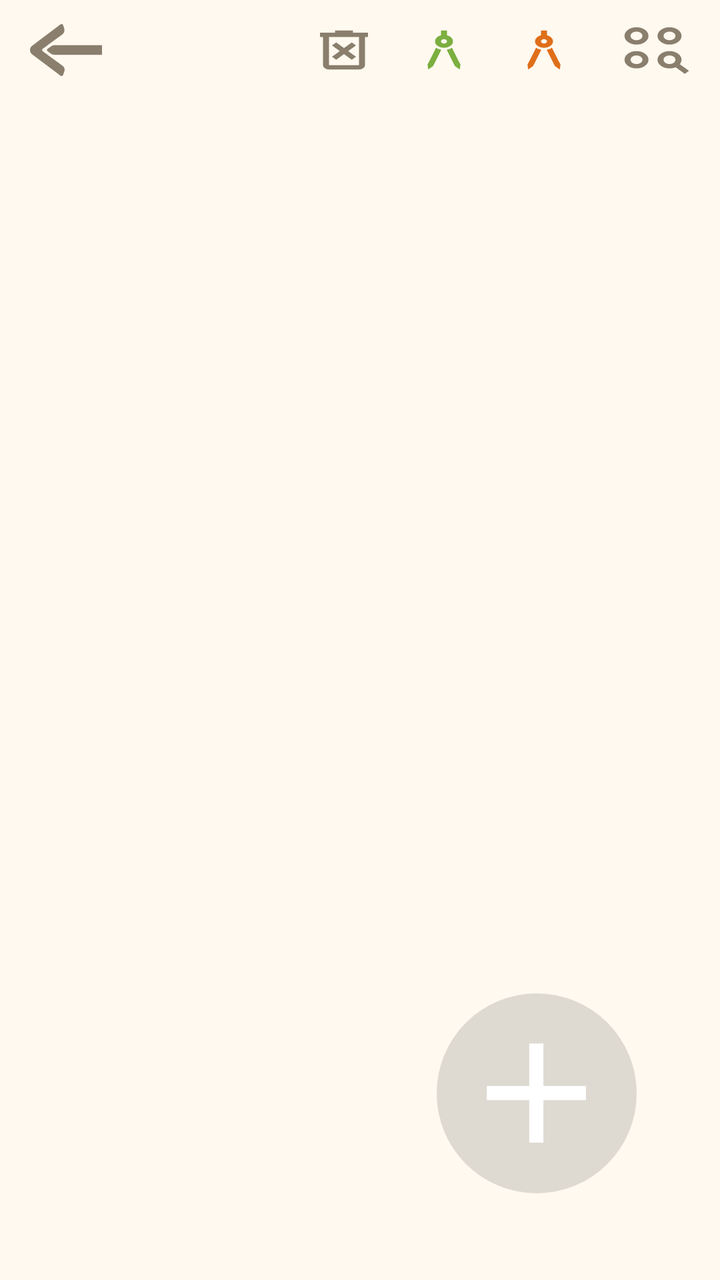
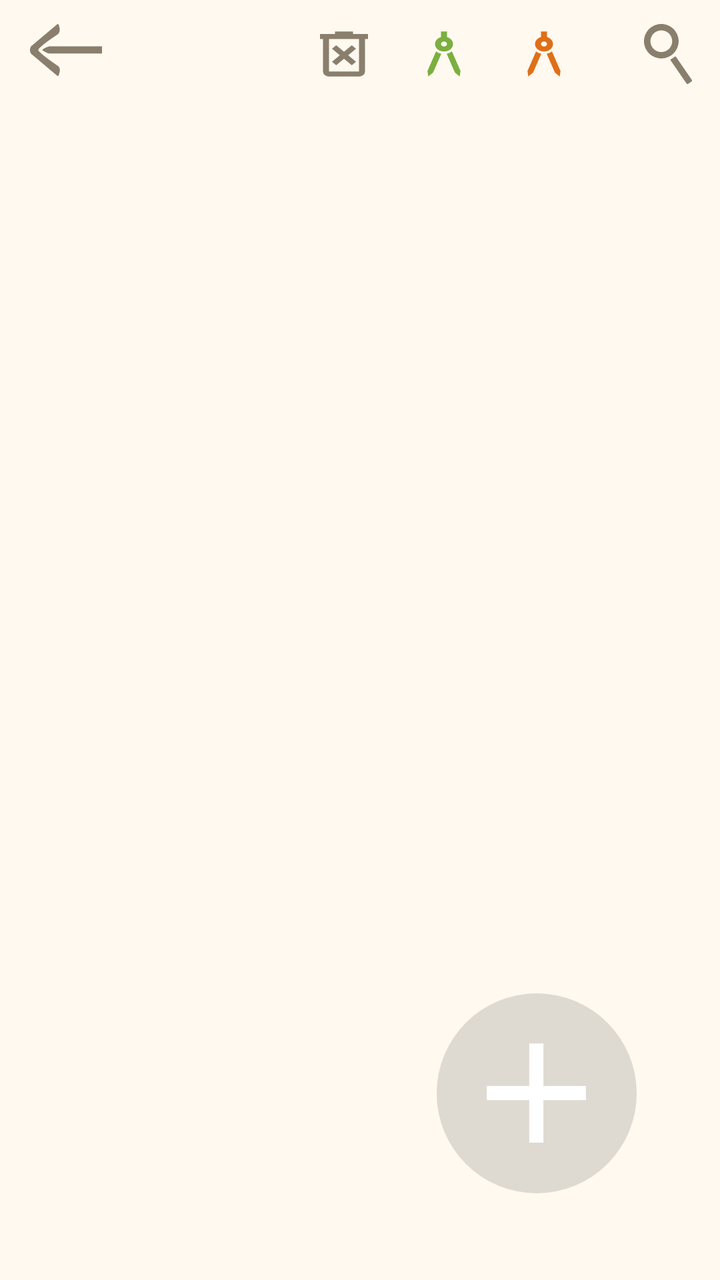

Screens rendered from an Android XML layout before and after an edit, with the pre-edit source and the edit as a unified diff.
<!-- AndroidManifest.xml: application theme Theme.Kuai_Notes_Project -->
<!-- res/layout/activity_tasks_list.xml -->
<?xml version="1.0" encoding="utf-8"?>
<androidx.constraintlayout.widget.ConstraintLayout xmlns:android="http://schemas.android.com/apk/res/android"
    xmlns:app="http://schemas.android.com/apk/res-auto"
    xmlns:tools="http://schemas.android.com/tools"
    android:id="@+id/main"
    android:layout_width="match_parent"
    android:layout_height="match_parent"
    android:background="@color/note_visualizer_main_background"
    tools:context=".Memo_Board">

    <LinearLayout
        android:id="@+id/linearLayout"
        android:layout_width="match_parent"
        android:layout_height="match_parent"
        android:layout_marginTop="91dp"
        android:orientation="vertical">

            <androidx.recyclerview.widget.RecyclerView
                android:id="@+id/Recycler_Tasks_List"
                android:layout_width="match_parent"
                android:layout_height="match_parent"
                android:paddingBottom="50dp"
                android:clipToPadding="false"
                />




    </LinearLayout>


    <com.google.android.material.floatingactionbutton.FloatingActionButton
        android:id="@+id/floatingActionButton"
        android:layout_width="wrap_content"
        android:layout_height="wrap_content"
        android:clickable="true"
        android:focusable="true"
        app:backgroundTint="@color/memoboard_add_button_background"
        app:fabCustomSize="100dp"
        app:layout_constraintBottom_toBottomOf="parent"
        app:layout_constraintEnd_toEndOf="parent"
        app:layout_constraintStart_toStartOf="parent"
        app:layout_constraintTop_toTopOf="parent"
        app:layout_constraintVertical_bias="0.92"
        app:layout_constraintHorizontal_bias="0.84"
        app:maxImageSize="85dp"
        app:shapeAppearanceOverlay="@style/CircularShapeStyle"
        app:srcCompat="@drawable/cruz_add_note"
        app:tint="@color/white"
        android:outlineAmbientShadowColor="@color/transparent"
        android:outlineSpotShadowColor="@color/transparent"

        />
    <FrameLayout
        android:id="@+id/FrameLayout_Return"
        android:layout_width="36dp"
        android:layout_height="26dp"
        android:layout_marginLeft="15dp"
        android:layout_marginTop="12dp"
        android:layout_marginRight="14dp"
        android:background="@drawable/arrow_left_4"
        android:backgroundTint="@color/Medium_dark_brown"
        app:layout_constraintStart_toStartOf="parent"
        app:layout_constraintTop_toTopOf="parent" />
    <FrameLayout
        android:id="@+id/fl_Back_Ghost"
        android:layout_width="63dp"
        android:layout_height="50dp"
        android:background="@color/transparent"
        app:layout_constraintStart_toStartOf="parent"
        app:layout_constraintTop_toTopOf="parent" />
    <FrameLayout
        android:id="@+id/FrameLayout_Search"
        android:layout_width="36dp"
        android:layout_height="26dp"
        android:layout_marginLeft="15dp"
        android:layout_marginTop="12dp"
        android:layout_marginRight="14dp"
        android:background="@drawable/zoom_plus"
        android:backgroundTint="@color/Medium_dark_brown"
        app:layout_constraintEnd_toEndOf="parent"
        app:layout_constraintTop_toTopOf="parent" />
    <FrameLayout
        android:id="@+id/FrameLayout_Generate_Random_Content"
        android:layout_width="36dp"
        android:layout_height="26dp"
        android:layout_marginLeft="15dp"
        android:layout_marginTop="12dp"
        android:layout_marginRight="70dp"
        android:background="@drawable/aux_randome_test_generator"
        android:backgroundTint="@color/orange_hard"
        app:layout_constraintEnd_toEndOf="parent"
        app:layout_constraintTop_toTopOf="parent" />
    <FrameLayout
        android:id="@+id/FrameLayout_Generate_Stable_Content"
        android:layout_width="36dp"
        android:layout_height="26dp"
        android:layout_marginLeft="15dp"
        android:layout_marginTop="12dp"
        android:layout_marginRight="120dp"
        android:background="@drawable/aux_randome_test_generator"
        android:backgroundTint="@color/green_dark_cha"
        app:layout_constraintEnd_toEndOf="parent"
        app:layout_constraintTop_toTopOf="parent" />
    <FrameLayout
        android:id="@+id/FrameLayout_Delete_All_Tasks_DataBase"
        android:layout_width="36dp"
        android:layout_height="26dp"
        android:layout_marginLeft="15dp"
        android:layout_marginTop="12dp"
        android:layout_marginRight="170dp"
        android:background="@drawable/aux_delete_all_database"
        android:backgroundTint="@color/Medium_dark_brown"
        app:layout_constraintEnd_toEndOf="parent"
        app:layout_constraintTop_toTopOf="parent" />
    <FrameLayout
        android:id="@+id/fl_Search_Ghost"
        android:layout_width="63dp"
        android:layout_height="50dp"
        android:background="@color/transparent"
        app:layout_constraintEnd_toEndOf="parent"
        app:layout_constraintTop_toTopOf="parent" />



    <LinearLayout
        android:id="@+id/layout_dim_itemVisualizer"
        android:layout_width="match_parent"
        android:layout_height="match_parent"
        android:background="@color/white_sand_light_trans"
        android:orientation="vertical"
        android:visibility="gone"

        app:layout_constraintBottom_toBottomOf="parent"
        app:layout_constraintEnd_toEndOf="parent"
        app:layout_constraintStart_toStartOf="parent"
        app:layout_constraintTop_toTopOf="parent"
        >

    </LinearLayout>

</androidx.constraintlayout.widget.ConstraintLayout>
<!-- resources referenced by this layout -->
<resources>
  <color name="Medium_dark_brown">#8A7E6D</color>
  <color name="green_dark_cha">#7baf40</color>
  <color name="memoboard_add_button_background">#3B737272</color>
  <color name="note_visualizer_main_background">#FFF9EF</color>
  <color name="orange_hard">#FFDF6F19</color>
  <color name="transparent">#008F8F8F</color>
  <color name="white">#FFFFFFFF</color>
  <color name="white_sand_light_trans">#BAFDF1E8</color>
  <!-- drawable arrow_left_4 (drawable) -->
  <vector xmlns:android="http://schemas.android.com/apk/res/android"
      android:width="124.86dp"
      android:height="87.4dp"
      android:viewportWidth="124.86"
      android:viewportHeight="87.4">
    <path
        android:fillColor="#FF000000"
        android:pathData="M-16.89,-56.28"/>
    <path
        android:fillColor="#FF000000"
        android:pathData="m54.8,0c-0.65,-0.02 -1.28,0.17 -1.81,0.55L3.58,36.58c-4.77,3.29 -4.77,11 0,14.29l49.34,35.96c1.6,1.17 3.88,0.46 4.54,-1.41l2.12,-5.99c1.2,-3.38 -0,-7.15 -2.93,-9.21L30.47,51.74 19.85,45.67 19.94,42.54 30.47,35.7 55.55,17.99c3.58,-2.53 5.05,-7.13 3.58,-11.26l-1.7,-4.8c-0.4,-1.12 -1.44,-1.89 -2.63,-1.93z"/>
    <path
        android:fillColor="#FF000000"
        android:pathData="m30.47,35.7 l-17.35,3.52 -0.03,10.03 17.38,2.5 -8.46,-5.97c-1.42,-1 -1.42,-3.1 0,-4.1z"
        android:strokeLineJoin="bevel"/>
    <path
        android:fillColor="#FF000000"
        android:pathData="m35.72,37.97 l-5.3,3.74a2.46,2.46 90,0 0,-0 4.02l5.3,3.74a12.4,12.4 17.61,0 0,7.15 2.27L124.86,51.74L124.86,35.7L42.87,35.7a12.4,12.4 162.39,0 0,-7.15 2.27z"
        android:strokeLineJoin="bevel"/>
  </vector>
  <!-- drawable zoom_plus (drawable) -->
  <vector xmlns:android="http://schemas.android.com/apk/res/android" android:height="24dp" android:tint="#FFFFFF" android:viewportHeight="960" android:viewportWidth="960" android:width="24dp">
        
      <path android:fillColor="@android:color/white" android:pathData="M864,920L741,798Q723,809 702.5,814.5Q682,820 660,820Q594,820 547,773Q500,726 500,660Q500,594 547,547Q594,500 660,500Q726,500 773,547Q820,594 820,660Q820,683 814,703.5Q808,724 797,742L920,864L864,920ZM220,820Q154,820 107,773Q60,726 60,660Q60,594 107,547Q154,500 220,500Q286,500 333,547Q380,594 380,660Q380,726 333,773Q286,820 220,820ZM220,740Q253,740 276.5,716.5Q300,693 300,660Q300,627 276.5,603.5Q253,580 220,580Q187,580 163.5,603.5Q140,627 140,660Q140,693 163.5,716.5Q187,740 220,740ZM660,740Q693,740 716.5,716.5Q740,693 740,660Q740,627 716.5,603.5Q693,580 660,580Q627,580 603.5,603.5Q580,627 580,660Q580,693 603.5,716.5Q627,740 660,740ZM220,380Q154,380 107,333Q60,286 60,220Q60,154 107,107Q154,60 220,60Q286,60 333,107Q380,154 380,220Q380,286 333,333Q286,380 220,380ZM660,380Q594,380 547,333Q500,286 500,220Q500,154 547,107Q594,60 660,60Q726,60 773,107Q820,154 820,220Q820,286 773,333Q726,380 660,380ZM220,300Q253,300 276.5,276.5Q300,253 300,220Q300,187 276.5,163.5Q253,140 220,140Q187,140 163.5,163.5Q140,187 140,220Q140,253 163.5,276.5Q187,300 220,300ZM660,300Q693,300 716.5,276.5Q740,253 740,220Q740,187 716.5,163.5Q693,140 660,140Q627,140 603.5,163.5Q580,187 580,220Q580,253 603.5,276.5Q627,300 660,300ZM220,660Q220,660 220,660Q220,660 220,660Q220,660 220,660Q220,660 220,660Q220,660 220,660Q220,660 220,660Q220,660 220,660Q220,660 220,660ZM220,220Q220,220 220,220Q220,220 220,220Q220,220 220,220Q220,220 220,220Q220,220 220,220Q220,220 220,220Q220,220 220,220Q220,220 220,220ZM660,220Q660,220 660,220Q660,220 660,220Q660,220 660,220Q660,220 660,220Q660,220 660,220Q660,220 660,220Q660,220 660,220Q660,220 660,220Z"/>
      
  </vector>
  <color name="color_primary">#9E9E9E</color>
  <color name="white_bamboo">#FFF1EBE1</color>
  <color name="white_softy_1">#FFF7F2F7</color>
  <color name="gray_light_2">#FF888B8E</color>
  <color name="teal_200">#FF03DAC5</color>
  <color name="teal_700">#FF018786</color>
  <color name="black">#FF000000</color>
  <color name="light_brown_natural_trans">#BFCEB7A1</color>
  <!-- unchanged entries left out for length: 6 -->
</resources>

<!-- the commit's change to res/layout/activity_tasks_list.xml (unified diff, before → after) -->
@@ -58,7 +58,7 @@
         android:layout_marginLeft="15dp"
         android:layout_marginTop="12dp"
         android:layout_marginRight="14dp"
-        android:background="@drawable/arrow_left_4"
+        android:background="@drawable/arrow_left_7"
         android:backgroundTint="@color/Medium_dark_brown"
         app:layout_constraintStart_toStartOf="parent"
         app:layout_constraintTop_toTopOf="parent" />
@@ -71,19 +71,19 @@
         app:layout_constraintTop_toTopOf="parent" />
     <FrameLayout
         android:id="@+id/FrameLayout_Search"
-        android:layout_width="36dp"
-        android:layout_height="26dp"
+        android:layout_width="24dp"
+        android:layout_height="30dp"
         android:layout_marginLeft="15dp"
         android:layout_marginTop="12dp"
         android:layout_marginRight="14dp"
-        android:background="@drawable/zoom_plus"
+        android:background="@drawable/search_icon_4"
         android:backgroundTint="@color/Medium_dark_brown"
         app:layout_constraintEnd_toEndOf="parent"
         app:layout_constraintTop_toTopOf="parent" />
     <FrameLayout
         android:id="@+id/FrameLayout_Generate_Random_Content"
         android:layout_width="36dp"
-        android:layout_height="26dp"
+        android:layout_height="30dp"
         android:layout_marginLeft="15dp"
         android:layout_marginTop="12dp"
         android:layout_marginRight="70dp"
@@ -94,7 +94,7 @@
     <FrameLayout
         android:id="@+id/FrameLayout_Generate_Stable_Content"
         android:layout_width="36dp"
-        android:layout_height="26dp"
+        android:layout_height="30dp"
         android:layout_marginLeft="15dp"
         android:layout_marginTop="12dp"
         android:layout_marginRight="120dp"
@@ -105,7 +105,7 @@
     <FrameLayout
         android:id="@+id/FrameLayout_Delete_All_Tasks_DataBase"
         android:layout_width="36dp"
-        android:layout_height="26dp"
+        android:layout_height="30dp"
         android:layout_marginLeft="15dp"
         android:layout_marginTop="12dp"
         android:layout_marginRight="170dp"
<!-- resource entries referenced after the edit -->
@@ -8,32 +8,40 @@
   <color name="transparent">#008F8F8F</color>
   <color name="white">#FFFFFFFF</color>
   <color name="white_sand_light_trans">#BAFDF1E8</color>
-  <!-- drawable arrow_left_4 (drawable) -->
+  <!-- drawable arrow_left_7 (drawable) -->
   <vector xmlns:android="http://schemas.android.com/apk/res/android"
-      android:width="124.86dp"
-      android:height="87.4dp"
-      android:viewportWidth="124.86"
-      android:viewportHeight="87.4">
+      android:width="124.27dp"
+      android:height="82.96dp"
+      android:viewportWidth="124.27"
+      android:viewportHeight="82.96">
     <path
         android:fillColor="#FF000000"
-        android:pathData="M-16.89,-56.28"/>
+        android:pathData="m48.07,0c-0.43,-0.02 -0.85,0.15 -1.2,0.49L2.38,35.15c-3.17,2.92 -3.17,9.77 0,12.7l44.44,34.61c1.07,1.04 2.58,0.41 3.02,-1.25l1.41,-5.32c0.8,-3 -0,-6.35 -1.95,-8.19 -10.65,-7.13 -24.85,-15.61 -34.14,-24.38 -0.94,-0.89 -0.94,-2.76 0,-3.65 8.54,-8.59 23.29,-17.07 33.41,-23.68 2.38,-2.25 3.35,-6.34 2.38,-10.01L49.82,1.71c-0.26,-1 -0.96,-1.68 -1.75,-1.71z"
+        android:strokeWidth="0.768631"/>
     <path
         android:fillColor="#FF000000"
-        android:pathData="m54.8,0c-0.65,-0.02 -1.28,0.17 -1.81,0.55L3.58,36.58c-4.77,3.29 -4.77,11 0,14.29l49.34,35.96c1.6,1.17 3.88,0.46 4.54,-1.41l2.12,-5.99c1.2,-3.38 -0,-7.15 -2.93,-9.21L30.47,51.74 19.85,45.67 19.94,42.54 30.47,35.7 55.55,17.99c3.58,-2.53 5.05,-7.13 3.58,-11.26l-1.7,-4.8c-0.4,-1.12 -1.44,-1.89 -2.63,-1.93z"/>
+        android:pathData="m28.14,37.15 l-5.4,2.72c-1.41,0.71 -1.41,2.21 -0,2.93l5.4,2.72c2.13,1.07 4.67,1.65 7.28,1.65L124.27,47.17L124.27,35.5L35.42,35.5c-2.61,0 -5.15,0.58 -7.28,1.65z"
+        android:strokeLineJoin="bevel"
+        android:strokeWidth="0.860677"/>
+  </vector>
+  <!-- drawable search_icon_4 (drawable) -->
+  <vector xmlns:android="http://schemas.android.com/apk/res/android"
+      android:width="94.13dp"
+      android:height="118.29dp"
+      android:viewportWidth="94.13"
+      android:viewportHeight="118.29">
     <path
         android:fillColor="#FF000000"
-        android:pathData="m30.47,35.7 l-17.35,3.52 -0.03,10.03 17.38,2.5 -8.46,-5.97c-1.42,-1 -1.42,-3.1 0,-4.1z"
-        android:strokeLineJoin="bevel"/>
+        android:pathData="m52.29,71.87 l31.07,45.36c0.75,1.1 2.26,1.38 3.36,0.63l6.29,-4.31c1.17,-0.8 1.47,-2.39 0.67,-3.56 -11.26,-16.44 -19.54,-28.52 -30.8,-44.96 -0.72,-1.05 -2.03,-1.17 -2.99,-0.33 -2.12,1.84 -4.45,3.41 -6.93,4.68 -0.98,0.5 -1.29,1.58 -0.67,2.49z"
+        android:strokeLineJoin="bevel"
+        android:strokeLineCap="square"/>
     <path
-        android:fillColor="#FF000000"
-        android:pathData="m35.72,37.97 l-5.3,3.74a2.46,2.46 90,0 0,-0 4.02l5.3,3.74a12.4,12.4 17.61,0 0,7.15 2.27L124.86,51.74L124.86,35.7L42.87,35.7a12.4,12.4 162.39,0 0,-7.15 2.27z"
-        android:strokeLineJoin="bevel"/>
-  </vector>
-  <!-- drawable zoom_plus (drawable) -->
-  <vector xmlns:android="http://schemas.android.com/apk/res/android" android:height="24dp" android:tint="#FFFFFF" android:viewportHeight="960" android:viewportWidth="960" android:width="24dp">
-        
-      <path android:fillColor="@android:color/white" android:pathData="M864,920L741,798Q723,809 702.5,814.5Q682,820 660,820Q594,820 547,773Q500,726 500,660Q500,594 547,547Q594,500 660,500Q726,500 773,547Q820,594 820,660Q820,683 814,703.5Q808,724 797,742L920,864L864,920ZM220,820Q154,820 107,773Q60,726 60,660Q60,594 107,547Q154,500 220,500Q286,500 333,547Q380,594 380,660Q380,726 333,773Q286,820 220,820ZM220,740Q253,740 276.5,716.5Q300,693 300,660Q300,627 276.5,603.5Q253,580 220,580Q187,580 163.5,603.5Q140,627 140,660Q140,693 163.5,716.5Q187,740 220,740ZM660,740Q693,740 716.5,716.5Q740,693 740,660Q740,627 716.5,603.5Q693,580 660,580Q627,580 603.5,603.5Q580,627 580,660Q580,693 603.5,716.5Q627,740 660,740ZM220,380Q154,380 107,333Q60,286 60,220Q60,154 107,107Q154,60 220,60Q286,60 333,107Q380,154 380,220Q380,286 333,333Q286,380 220,380ZM660,380Q594,380 547,333Q500,286 500,220Q500,154 547,107Q594,60 660,60Q726,60 773,107Q820,154 820,220Q820,286 773,333Q726,380 660,380ZM220,300Q253,300 276.5,276.5Q300,253 300,220Q300,187 276.5,163.5Q253,140 220,140Q187,140 163.5,163.5Q140,187 140,220Q140,253 163.5,276.5Q187,300 220,300ZM660,300Q693,300 716.5,276.5Q740,253 740,220Q740,187 716.5,163.5Q693,140 660,140Q627,140 603.5,163.5Q580,187 580,220Q580,253 603.5,276.5Q627,300 660,300ZM220,660Q220,660 220,660Q220,660 220,660Q220,660 220,660Q220,660 220,660Q220,660 220,660Q220,660 220,660Q220,660 220,660Q220,660 220,660ZM220,220Q220,220 220,220Q220,220 220,220Q220,220 220,220Q220,220 220,220Q220,220 220,220Q220,220 220,220Q220,220 220,220Q220,220 220,220ZM660,220Q660,220 660,220Q660,220 660,220Q660,220 660,220Q660,220 660,220Q660,220 660,220Q660,220 660,220Q660,220 660,220Q660,220 660,220Z"/>
-      
+        android:pathData="M33.94,33.94m9.63,-25.92a27.65,27.65 65.39,1 0,-19.27 51.84a27.65,27.65 65.39,1 0,19.27 -51.84"
+        android:strokeLineJoin="miter"
+        android:strokeWidth="12.6"
+        android:fillColor="#00000000"
+        android:strokeColor="#000000"
+        android:strokeLineCap="round"/>
   </vector>
   <color name="color_primary">#9E9E9E</color>
   <color name="white_bamboo">#FFF1EBE1</color>
